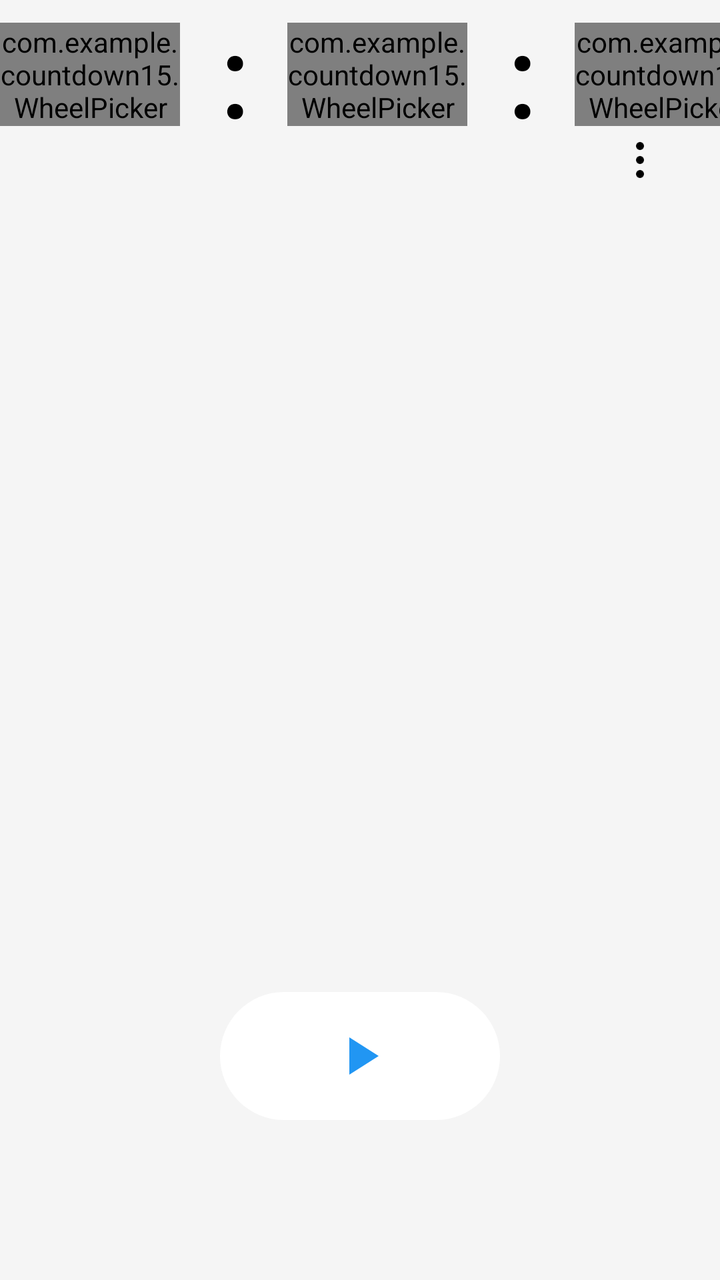
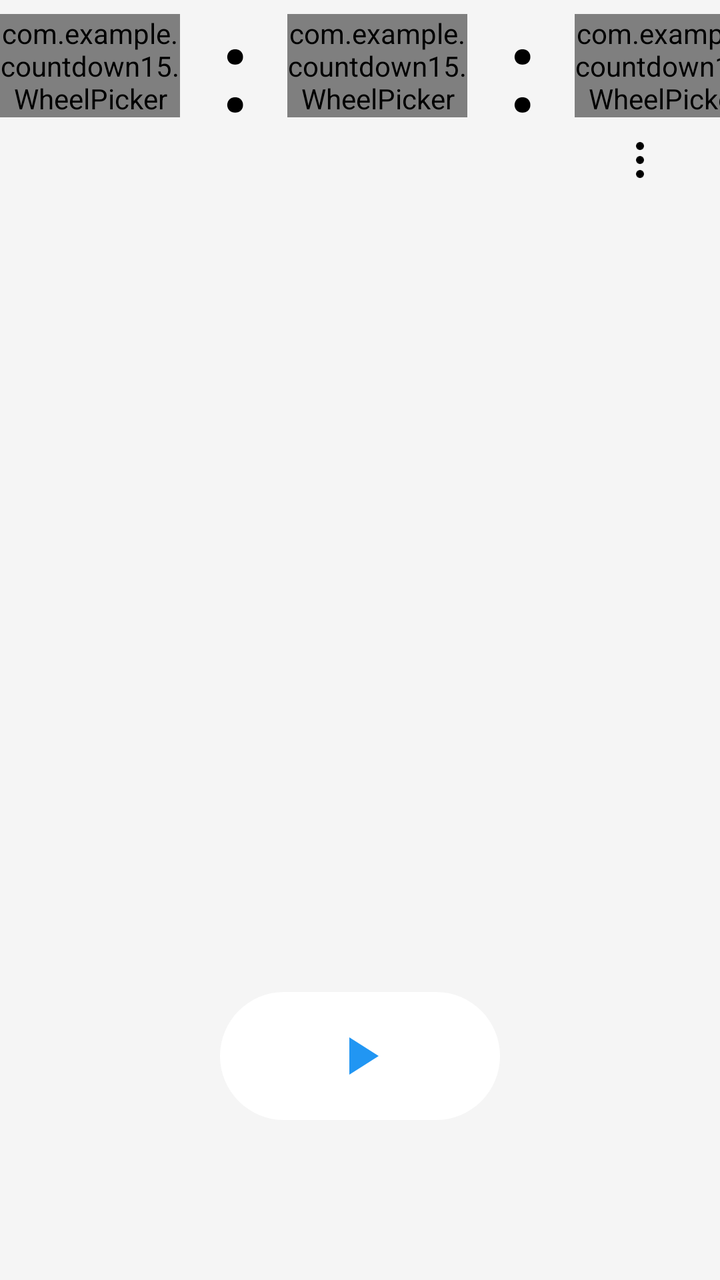

The first picture is an Android layout as it rendered before a commit; the second is the same layout after the commit. The layout source and the unified diff follow.
<!-- AndroidManifest.xml: application theme AppTheme -->
<!-- res/layout/activity_main.xml -->
<?xml version="1.0" encoding="utf-8"?>
<FrameLayout xmlns:android="http://schemas.android.com/apk/res/android"
    xmlns:app="http://schemas.android.com/apk/res-auto"
    android:id="@+id/rootLayout"
    android:layout_width="match_parent"
    android:layout_height="match_parent"
    android:background="#F5F5F5">

    <TextView
        android:id="@+id/tvTimer"
        android:layout_width="wrap_content"
        android:layout_height="wrap_content"
        android:layout_gravity="center"
        android:textColor="#000000"
        android:textSize="72sp"
        android:textStyle="bold"
        android:visibility="gone" />

    <LinearLayout
        android:id="@+id/timePickerLayout"
        android:layout_width="wrap_content"
        android:layout_height="wrap_content"
        android:layout_gravity="top|center_horizontal"
        android:orientation="horizontal"
        android:gravity="center_vertical"
        android:clipChildren="false"
        android:clipToPadding="false">

        <com.example.countdown15.WheelPicker
            android:id="@+id/npHour"
            android:layout_width="90dp"
            android:layout_height="wrap_content"
            android:clickable="true"
            android:focusable="true"
            app:wp_minValue="0"
            app:wp_maxValue="23"
            app:wp_value="0"
            app:wp_wrap="true"
            app:wp_visibleCount="5"
            app:wp_textSize="56sp" />

        <TextView
            android:id="@+id/colon1"
            android:layout_width="wrap_content"
            android:layout_height="wrap_content"
            android:text=":"
            android:textColor="#000000"
            android:textSize="56sp"
            android:textStyle="bold"
            android:fontFamily="@font/robotoregular"
            android:layout_marginHorizontal="20dp" />

        <com.example.countdown15.WheelPicker
            android:id="@+id/npMinute"
            android:layout_width="90dp"
            android:layout_height="wrap_content"
            android:clickable="true"
            android:focusable="true"
            app:wp_minValue="0"
            app:wp_maxValue="59"
            app:wp_value="0"
            app:wp_wrap="true"
            app:wp_visibleCount="5"
            app:wp_textSize="56sp" />

        <TextView
            android:id="@+id/colon2"
            android:layout_width="wrap_content"
            android:layout_height="wrap_content"
            android:text=":"
            android:textColor="#000000"
            android:textSize="56sp"
            android:textStyle="bold"
            android:fontFamily="@font/robotoregular"
            android:layout_marginHorizontal="20dp" />

        <com.example.countdown15.WheelPicker
            android:id="@+id/npSecond"
            android:layout_width="90dp"
            android:layout_height="wrap_content"
            android:clickable="true"
            android:focusable="true"
            app:wp_minValue="0"
            app:wp_maxValue="59"
            app:wp_value="15"
            app:wp_wrap="true"
            app:wp_visibleCount="5"
            app:wp_textSize="56sp" />

    </LinearLayout>

    <FrameLayout
        android:id="@+id/btnStart"
        android:layout_width="140dp"
        android:layout_height="64dp"
        android:layout_gravity="bottom|center_horizontal"
        android:layout_marginBottom="80dp"
        android:background="@drawable/bg_circle_button"
        android:clickable="true"
        android:focusable="true">

        <ImageView
            android:layout_width="32dp"
            android:layout_height="32dp"
            android:layout_gravity="center"
            android:src="@drawable/ic_play"
            android:contentDescription="开始" />

    </FrameLayout>

    <FrameLayout
        android:id="@+id/btnStop"
        android:layout_width="140dp"
        android:layout_height="64dp"
        android:layout_gravity="bottom|center_horizontal"
        android:layout_marginBottom="80dp"
        android:background="@drawable/bg_circle_button"
        android:clickable="true"
        android:focusable="true"
        android:visibility="gone">

        <ImageView
            android:layout_width="28dp"
            android:layout_height="28dp"
            android:layout_gravity="center"
            android:src="@drawable/ic_stop"
            android:contentDescription="停止" />

    </FrameLayout>

    <ImageView
        android:id="@+id/btnMenu"
        android:layout_width="48dp"
        android:layout_height="48dp"
        android:layout_gravity="top|end"
        android:layout_marginTop="56dp"
        android:layout_marginEnd="16dp"
        android:padding="12dp"
        android:src="@drawable/ic_more"
        android:background="?android:attr/selectableItemBackgroundBorderless"
        android:contentDescription="更多" />

    <View
        android:id="@+id/menuMask"
        android:layout_width="match_parent"
        android:layout_height="match_parent"
        android:background="#66000000"
        android:visibility="gone"
        android:clickable="true"
        android:focusable="true" />

</FrameLayout>
<!-- resources referenced by this layout -->
<resources>
  <!-- drawable bg_circle_button (drawable) -->
  <?xml version="1.0" encoding="utf-8"?>
  <shape xmlns:android="http://schemas.android.com/apk/res/android"
      android:shape="rectangle">
      <solid android:color="#FFFFFF" />
      <corners android:radius="32dp" />
  </shape>
  <!-- drawable ic_more (drawable) -->
  <?xml version="1.0" encoding="utf-8"?>
  
  <vector xmlns:android="http://schemas.android.com/apk/res/android"
      android:width="24dp"
      android:height="24dp"
      android:viewportWidth="24"
      android:viewportHeight="24">
      <path
          android:fillColor="#000000"
          android:pathData="M12,5m-2,0a2,2 0,1 1,4 0a2,2 0,1 1,-4 0" />
      <path
          android:fillColor="#000000"
          android:pathData="M12,12m-2,0a2,2 0,1 1,4 0a2,2 0,1 1,-4 0" />
      <path
          android:fillColor="#000000"
          android:pathData="M12,19m-2,0a2,2 0,1 1,4 0a2,2 0,1 1,-4 0" />
  </vector>
  <!-- drawable ic_play (drawable) -->
  <?xml version="1.0" encoding="utf-8"?>
  <vector xmlns:android="http://schemas.android.com/apk/res/android"
      android:width="24dp"
      android:height="24dp"
      android:viewportWidth="24"
      android:viewportHeight="24">
      <path
          android:fillColor="#2196F3"
          android:pathData="M8,5v14l11,-7z" />
  </vector>
  <!-- drawable ic_stop (drawable) -->
  <?xml version="1.0" encoding="utf-8"?>
  <vector xmlns:android="http://schemas.android.com/apk/res/android"
      android:width="24dp"
      android:height="24dp"
      android:viewportWidth="24"
      android:viewportHeight="24">
      <path
          android:fillColor="#F44336"
          android:pathData="M6,6h12v12h-12z" />
  </vector>
  <style name="AppTheme" parent="Theme.AppCompat.Light.NoActionBar">
          <item name="android:windowBackground">#F5F5F5</item>
          <item name="android:textColorPrimary">#000000</item>
          <item name="android:textColorSecondary">#AAAAAA</item>
          <item name="colorAccent">#2196F3</item>
          <item name="android:windowTranslucentStatus">true</item>
          <item name="android:statusBarColor">@android:color/transparent</item>
          <item name="android:windowLightStatusBar">true</item>
      </style>
</resources>

<!-- the commit's change to res/layout/activity_main.xml (unified diff, before → after) -->
@@ -48,6 +48,8 @@
             android:textSize="56sp"
             android:textStyle="bold"
             android:fontFamily="@font/robotoregular"
+            android:includeFontPadding="false"
+            android:translationY="4dp"
             android:layout_marginHorizontal="20dp" />
 
         <com.example.countdown15.WheelPicker
@@ -72,6 +74,8 @@
             android:textSize="56sp"
             android:textStyle="bold"
             android:fontFamily="@font/robotoregular"
+            android:includeFontPadding="false"
+            android:translationY="4dp"
             android:layout_marginHorizontal="20dp" />
 
         <com.example.countdown15.WheelPicker
